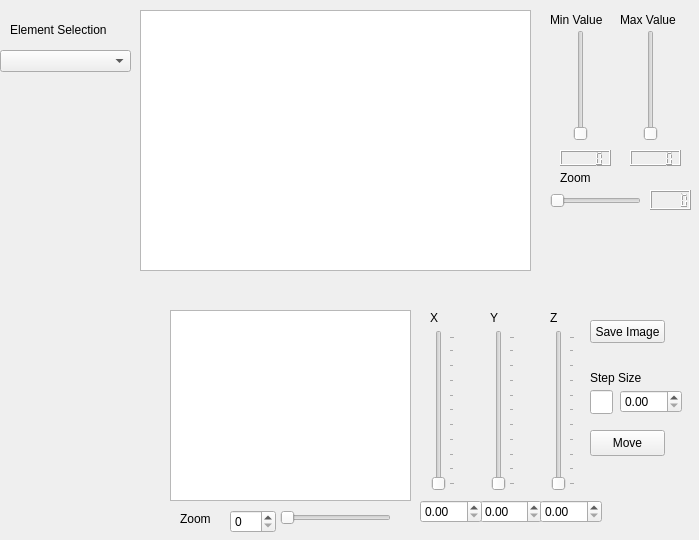
This is spectromicroscopy/Xp.ui in praxes/praxes as Qt 5 draws it before an edit. The edited form follows.
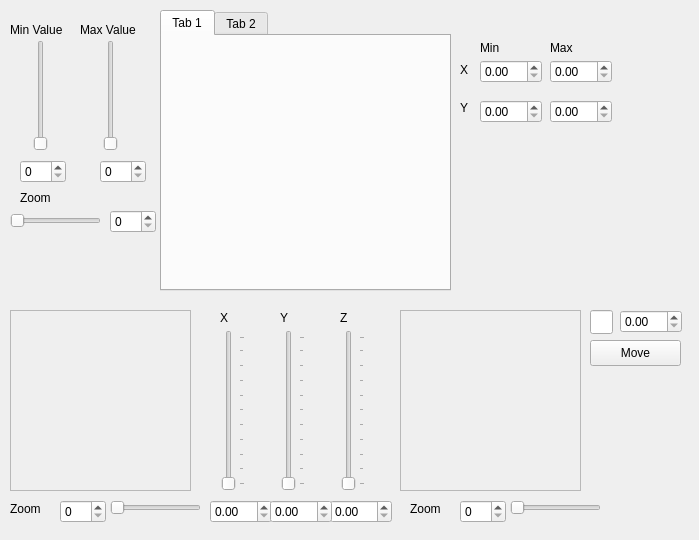
This is the edited form.

```diff
--- a/spectromicroscopy/Xp.ui
+++ b/spectromicroscopy/Xp.ui
@@ -13,47 +13,11 @@
    <string>MainWindow</string>
   </property>
   <widget class="QWidget" name="main" >
-   <widget class="QGraphicsView" name="Video" >
-    <property name="geometry" >
-     <rect>
-      <x>170</x>
-      <y>310</y>
-      <width>241</width>
-      <height>191</height>
-     </rect>
-    </property>
-    <property name="cursor" >
-     <cursor>2</cursor>
-    </property>
-   </widget>
-   <widget class="QLineEdit" name="Namer" >
-    <property name="geometry" >
-     <rect>
-      <x>590</x>
-      <y>390</y>
-      <width>23</width>
-      <height>24</height>
-     </rect>
-    </property>
-   </widget>
-   <widget class="QSlider" name="Zoomer" >
-    <property name="geometry" >
-     <rect>
-      <x>550</x>
-      <y>190</y>
-      <width>91</width>
-      <height>21</height>
-     </rect>
-    </property>
-    <property name="orientation" >
-     <enum>Qt::Horizontal</enum>
-    </property>
-   </widget>
    <widget class="QSpinBox" name="spinBox" >
     <property name="geometry" >
      <rect>
-      <x>230</x>
-      <y>510</y>
+      <x>60</x>
+      <y>500</y>
       <width>46</width>
       <height>23</height>
      </rect>
@@ -62,8 +26,8 @@
    <widget class="QLabel" name="label_8" >
     <property name="geometry" >
      <rect>
-      <x>180</x>
-      <y>510</y>
+      <x>10</x>
+      <y>500</y>
       <width>41</width>
       <height>17</height>
      </rect>
@@ -72,99 +36,11 @@
      <string>Zoom</string>
     </property>
    </widget>
-   <widget class="QLCDNumber" name="MinValeDisplay" >
-    <property name="geometry" >
-     <rect>
-      <x>560</x>
-      <y>150</y>
-      <width>51</width>
-      <height>16</height>
-     </rect>
-    </property>
-    <property name="segmentStyle" >
-     <enum>QLCDNumber::Filled</enum>
-    </property>
-   </widget>
-   <widget class="QSlider" name="MaxVal" >
-    <property name="geometry" >
-     <rect>
-      <x>640</x>
-      <y>30</y>
-      <width>21</width>
-      <height>111</height>
-     </rect>
-    </property>
-    <property name="orientation" >
-     <enum>Qt::Vertical</enum>
-    </property>
-   </widget>
-   <widget class="QDoubleSpinBox" name="Stepper" >
-    <property name="geometry" >
-     <rect>
-      <x>620</x>
-      <y>390</y>
-      <width>62</width>
-      <height>23</height>
-     </rect>
-    </property>
-   </widget>
-   <widget class="QLabel" name="label_9" >
-    <property name="geometry" >
-     <rect>
-      <x>590</x>
-      <y>370</y>
-      <width>53</width>
-      <height>16</height>
-     </rect>
-    </property>
-    <property name="text" >
-     <string>Step Size</string>
-    </property>
-   </widget>
-   <widget class="QLCDNumber" name="MaxValeDisplay" >
-    <property name="geometry" >
-     <rect>
-      <x>630</x>
-      <y>150</y>
-      <width>51</width>
-      <height>16</height>
-     </rect>
-    </property>
-    <property name="segmentStyle" >
-     <enum>QLCDNumber::Filled</enum>
-    </property>
-   </widget>
-   <widget class="QLCDNumber" name="lcdNumber" >
-    <property name="geometry" >
-     <rect>
-      <x>650</x>
-      <y>190</y>
-      <width>41</width>
-      <height>20</height>
-     </rect>
-    </property>
-    <property name="segmentStyle" >
-     <enum>QLCDNumber::Filled</enum>
-    </property>
-   </widget>
-   <widget class="QPushButton" name="TableMove" >
-    <property name="geometry" >
-     <rect>
-      <x>590</x>
-      <y>430</y>
-      <width>75</width>
-      <height>26</height>
-     </rect>
-    </property>
-    <property name="text" >
-     <string>Move</string>
-    </property>
-   </widget>
    <widget class="QLabel" name="label_2" >
     <property name="geometry" >
      <rect>
-      <x>550</x>
-      <y>10</y>
+      <x>10</x>
+      <y>20</y>
       <width>59</width>
       <height>20</height>
      </rect>
@@ -176,24 +52,11 @@
      <cstring>MinVal</cstring>
     </property>
    </widget>
-   <widget class="QSlider" name="MinVal" >
-    <property name="geometry" >
-     <rect>
-      <x>570</x>
-      <y>30</y>
-      <width>21</width>
-      <height>111</height>
-     </rect>
-    </property>
-    <property name="orientation" >
-     <enum>Qt::Vertical</enum>
-    </property>
-   </widget>
    <widget class="QLabel" name="label" >
     <property name="geometry" >
      <rect>
-      <x>620</x>
-      <y>10</y>
+      <x>80</x>
+      <y>20</y>
       <width>62</width>
       <height>20</height>
      </rect>
@@ -205,104 +68,10 @@
      <cstring>MaxVal</cstring>
     </property>
    </widget>
-   <widget class="QLabel" name="label_3" >
-    <property name="geometry" >
-     <rect>
-      <x>560</x>
-      <y>170</y>
-      <width>41</width>
-      <height>16</height>
-     </rect>
-    </property>
-    <property name="text" >
-     <string>Zoom</string>
-    </property>
-    <property name="buddy" >
-     <cstring>Zoomer</cstring>
-    </property>
-   </widget>
-   <widget class="QSlider" name="VidZoom" >
-    <property name="geometry" >
-     <rect>
-      <x>280</x>
-      <y>510</y>
-      <width>111</width>
-      <height>16</height>
-     </rect>
-    </property>
-    <property name="orientation" >
-     <enum>Qt::Horizontal</enum>
-    </property>
-   </widget>
-   <widget class="QPushButton" name="SaveImage" >
-    <property name="geometry" >
-     <rect>
-      <x>590</x>
-      <y>320</y>
-      <width>75</width>
-      <height>23</height>
-     </rect>
-    </property>
-    <property name="text" >
-     <string>Save Image</string>
-    </property>
-   </widget>
-   <widget class="QComboBox" name="Element" >
-    <property name="geometry" >
-     <rect>
-      <x>0</x>
-      <y>50</y>
-      <width>131</width>
-      <height>22</height>
-     </rect>
-    </property>
-   </widget>
-   <widget class="QLabel" name="label_4" >
-    <property name="geometry" >
-     <rect>
-      <x>10</x>
-      <y>20</y>
-      <width>121</width>
-      <height>20</height>
-     </rect>
-    </property>
-    <property name="text" >
-     <string>Element Selection </string>
-    </property>
-    <property name="buddy" >
-     <cstring>Element</cstring>
-    </property>
-   </widget>
-   <widget class="QLabel" name="label_5" >
-    <property name="geometry" >
-     <rect>
-      <x>430</x>
-      <y>310</y>
-      <width>16</width>
-      <height>16</height>
-     </rect>
-    </property>
-    <property name="text" >
-     <string>X</string>
-    </property>
-   </widget>
-   <widget class="QLabel" name="label_6" >
-    <property name="geometry" >
-     <rect>
-      <x>490</x>
-      <y>310</y>
-      <width>16</width>
-      <height>16</height>
-     </rect>
-    </property>
-    <property name="text" >
-     <string>Y</string>
-    </property>
-   </widget>
    <widget class="QLabel" name="label_7" >
     <property name="geometry" >
      <rect>
-      <x>550</x>
+      <x>340</x>
       <y>310</y>
       <width>16</width>
       <height>16</height>
@@ -312,64 +81,10 @@
      <string>Z</string>
     </property>
    </widget>
-   <widget class="QGraphicsView" name="PictureTube" >
-    <property name="geometry" >
-     <rect>
-      <x>140</x>
-      <y>10</y>
-      <width>391</width>
-      <height>261</height>
-     </rect>
-    </property>
-    <property name="cursor" >
-     <cursor>2</cursor>
-    </property>
-   </widget>
-   <widget class="QSlider" name="Xslide" >
-    <property name="geometry" >
-     <rect>
-      <x>430</x>
-      <y>330</y>
-      <width>25</width>
-      <height>161</height>
-     </rect>
-    </property>
-    <property name="singleStep" >
-     <number>1</number>
-    </property>
-    <property name="orientation" >
-     <enum>Qt::Vertical</enum>
-    </property>
-    <property name="tickPosition" >
-     <enum>QSlider::TicksBelow</enum>
-    </property>
-    <property name="tickInterval" >
-     <number>10</number>
-    </property>
-   </widget>
-   <widget class="QSlider" name="Yslide" >
-    <property name="geometry" >
-     <rect>
-      <x>490</x>
-      <y>330</y>
-      <width>25</width>
-      <height>161</height>
-     </rect>
-    </property>
-    <property name="orientation" >
-     <enum>Qt::Vertical</enum>
-    </property>
-    <property name="tickPosition" >
-     <enum>QSlider::TicksBelow</enum>
-    </property>
-    <property name="tickInterval" >
-     <number>10</number>
-    </property>
-   </widget>
    <widget class="QSlider" name="Zslide" >
     <property name="geometry" >
      <rect>
-      <x>550</x>
+      <x>340</x>
       <y>330</y>
       <width>25</width>
       <height>161</height>
@@ -385,23 +100,10 @@
      <number>10</number>
     </property>
    </widget>
-   <widget class="QDoubleSpinBox" name="SpinY" >
-    <property name="geometry" >
-     <rect>
-      <x>480</x>
-      <y>500</y>
-      <width>62</width>
-      <height>23</height>
-     </rect>
-    </property>
-    <property name="singleStep" >
-     <double>0.010000000000000</double>
-    </property>
-   </widget>
    <widget class="QDoubleSpinBox" name="SpinZ" >
     <property name="geometry" >
      <rect>
-      <x>540</x>
+      <x>330</x>
       <y>500</y>
       <width>62</width>
       <height>23</height>
@@ -414,7 +116,7 @@
    <widget class="QDoubleSpinBox" name="SpinX" >
     <property name="geometry" >
      <rect>
-      <x>420</x>
+      <x>210</x>
       <y>500</y>
       <width>62</width>
       <height>23</height>
@@ -424,6 +126,403 @@
      <double>0.010000000000000</double>
     </property>
    </widget>
+   <widget class="QLabel" name="label_5" >
+    <property name="geometry" >
+     <rect>
+      <x>220</x>
+      <y>310</y>
+      <width>16</width>
+      <height>16</height>
+     </rect>
+    </property>
+    <property name="text" >
+     <string>X</string>
+    </property>
+   </widget>
+   <widget class="QSlider" name="VidZoom" >
+    <property name="geometry" >
+     <rect>
+      <x>110</x>
+      <y>500</y>
+      <width>91</width>
+      <height>16</height>
+     </rect>
+    </property>
+    <property name="orientation" >
+     <enum>Qt::Horizontal</enum>
+    </property>
+   </widget>
+   <widget class="QDoubleSpinBox" name="SpinY" >
+    <property name="geometry" >
+     <rect>
+      <x>270</x>
+      <y>500</y>
+      <width>62</width>
+      <height>23</height>
+     </rect>
+    </property>
+    <property name="singleStep" >
+     <double>0.010000000000000</double>
+    </property>
+   </widget>
+   <widget class="QSlider" name="Yslide" >
+    <property name="geometry" >
+     <rect>
+      <x>280</x>
+      <y>330</y>
+      <width>25</width>
+      <height>161</height>
+     </rect>
+    </property>
+    <property name="orientation" >
+     <enum>Qt::Vertical</enum>
+    </property>
+    <property name="tickPosition" >
+     <enum>QSlider::TicksBelow</enum>
+    </property>
+    <property name="tickInterval" >
+     <number>10</number>
+    </property>
+   </widget>
+   <widget class="QLabel" name="label_6" >
+    <property name="geometry" >
+     <rect>
+      <x>280</x>
+      <y>310</y>
+      <width>16</width>
+      <height>16</height>
+     </rect>
+    </property>
+    <property name="text" >
+     <string>Y</string>
+    </property>
+   </widget>
+   <widget class="QSlider" name="MaxVal" >
+    <property name="geometry" >
+     <rect>
+      <x>100</x>
+      <y>40</y>
+      <width>21</width>
+      <height>111</height>
+     </rect>
+    </property>
+    <property name="orientation" >
+     <enum>Qt::Vertical</enum>
+    </property>
+   </widget>
+   <widget class="QTabWidget" name="tabWidget" >
+    <property name="geometry" >
+     <rect>
+      <x>160</x>
+      <y>10</y>
+      <width>291</width>
+      <height>281</height>
+     </rect>
+    </property>
+    <property name="currentIndex" >
+     <number>0</number>
+    </property>
+    <widget class="QWidget" name="tab" >
+     <attribute name="title" >
+      <string>Tab 1</string>
+     </attribute>
+    </widget>
+    <widget class="QWidget" name="tab_2" >
+     <attribute name="title" >
+      <string>Tab 2</string>
+     </attribute>
+    </widget>
+   </widget>
+   <widget class="QDoubleSpinBox" name="Ymin" >
+    <property name="geometry" >
+     <rect>
+      <x>480</x>
+      <y>100</y>
+      <width>62</width>
+      <height>23</height>
+     </rect>
+    </property>
+   </widget>
+   <widget class="QDoubleSpinBox" name="Xmin" >
+    <property name="geometry" >
+     <rect>
+      <x>480</x>
+      <y>60</y>
+      <width>62</width>
+      <height>23</height>
+     </rect>
+    </property>
+   </widget>
+   <widget class="QLabel" name="label_10" >
+    <property name="geometry" >
+     <rect>
+      <x>460</x>
+      <y>60</y>
+      <width>20</width>
+      <height>20</height>
+     </rect>
+    </property>
+    <property name="text" >
+     <string>X</string>
+    </property>
+   </widget>
+   <widget class="QLabel" name="label_11" >
+    <property name="geometry" >
+     <rect>
+      <x>460</x>
+      <y>100</y>
+      <width>16</width>
+      <height>16</height>
+     </rect>
+    </property>
+    <property name="text" >
+     <string>Y</string>
+    </property>
+   </widget>
+   <widget class="QLabel" name="label_4" >
+    <property name="geometry" >
+     <rect>
+      <x>480</x>
+      <y>40</y>
+      <width>52</width>
+      <height>16</height>
+     </rect>
+    </property>
+    <property name="text" >
+     <string>Min</string>
+    </property>
+   </widget>
+   <widget class="QDoubleSpinBox" name="Xmax" >
+    <property name="geometry" >
+     <rect>
+      <x>550</x>
+      <y>60</y>
+      <width>62</width>
+      <height>23</height>
+     </rect>
+    </property>
+   </widget>
+   <widget class="QLabel" name="label_9" >
+    <property name="geometry" >
+     <rect>
+      <x>550</x>
+      <y>40</y>
+      <width>52</width>
+      <height>16</height>
+     </rect>
+    </property>
+    <property name="text" >
+     <string>Max</string>
+    </property>
+   </widget>
+   <widget class="QFrame" name="frame_2" >
+    <property name="geometry" >
+     <rect>
+      <x>10</x>
+      <y>310</y>
+      <width>181</width>
+      <height>181</height>
+     </rect>
+    </property>
+    <property name="frameShape" >
+     <enum>QFrame::StyledPanel</enum>
+    </property>
+    <property name="frameShadow" >
+     <enum>QFrame::Raised</enum>
+    </property>
+   </widget>
+   <widget class="QSlider" name="MinVal" >
+    <property name="geometry" >
+     <rect>
+      <x>30</x>
+      <y>40</y>
+      <width>21</width>
+      <height>111</height>
+     </rect>
+    </property>
+    <property name="orientation" >
+     <enum>Qt::Vertical</enum>
+    </property>
+   </widget>
+   <widget class="QSpinBox" name="spinBox_3" >
+    <property name="geometry" >
+     <rect>
+      <x>20</x>
+      <y>160</y>
+      <width>46</width>
+      <height>23</height>
+     </rect>
+    </property>
+   </widget>
+   <widget class="QSpinBox" name="spinBox_4" >
+    <property name="geometry" >
+     <rect>
+      <x>100</x>
+      <y>160</y>
+      <width>46</width>
+      <height>23</height>
+     </rect>
+    </property>
+   </widget>
+   <widget class="QLabel" name="label_3" >
+    <property name="geometry" >
+     <rect>
+      <x>20</x>
+      <y>190</y>
+      <width>41</width>
+      <height>16</height>
+     </rect>
+    </property>
+    <property name="text" >
+     <string>Zoom</string>
+    </property>
+    <property name="buddy" >
+     <cstring>Zoomer</cstring>
+    </property>
+   </widget>
+   <widget class="QSpinBox" name="spinBox_2" >
+    <property name="geometry" >
+     <rect>
+      <x>110</x>
+      <y>210</y>
+      <width>46</width>
+      <height>23</height>
+     </rect>
+    </property>
+   </widget>
+   <widget class="QSlider" name="Xslide" >
+    <property name="geometry" >
+     <rect>
+      <x>220</x>
+      <y>330</y>
+      <width>25</width>
+      <height>161</height>
+     </rect>
+    </property>
+    <property name="singleStep" >
+     <number>1</number>
+    </property>
+    <property name="orientation" >
+     <enum>Qt::Vertical</enum>
+    </property>
+    <property name="tickPosition" >
+     <enum>QSlider::TicksBelow</enum>
+    </property>
+    <property name="tickInterval" >
+     <number>10</number>
+    </property>
+   </widget>
+   <widget class="QLabel" name="label_12" >
+    <property name="geometry" >
+     <rect>
+      <x>410</x>
+      <y>500</y>
+      <width>41</width>
+      <height>17</height>
+     </rect>
+    </property>
+    <property name="text" >
+     <string>Zoom</string>
+    </property>
+   </widget>
+   <widget class="QSlider" name="VidZoom_2" >
+    <property name="geometry" >
+     <rect>
+      <x>510</x>
+      <y>500</y>
+      <width>91</width>
+      <height>16</height>
+     </rect>
+    </property>
+    <property name="orientation" >
+     <enum>Qt::Horizontal</enum>
+    </property>
+   </widget>
+   <widget class="QSpinBox" name="spinBox_5" >
+    <property name="geometry" >
+     <rect>
+      <x>460</x>
+      <y>500</y>
+      <width>46</width>
+      <height>23</height>
+     </rect>
+    </property>
+   </widget>
+   <widget class="QSlider" name="Zoomer" >
+    <property name="geometry" >
+     <rect>
+      <x>10</x>
+      <y>210</y>
+      <width>91</width>
+      <height>21</height>
+     </rect>
+    </property>
+    <property name="orientation" >
+     <enum>Qt::Horizontal</enum>
+    </property>
+   </widget>
+   <widget class="QDoubleSpinBox" name="Ymax" >
+    <property name="geometry" >
+     <rect>
+      <x>550</x>
+      <y>100</y>
+      <width>62</width>
+      <height>23</height>
+     </rect>
+    </property>
+   </widget>
+   <widget class="QDoubleSpinBox" name="Stepper" >
+    <property name="geometry" >
+     <rect>
+      <x>620</x>
+      <y>310</y>
+      <width>62</width>
+      <height>23</height>
+     </rect>
+    </property>
+   </widget>
+   <widget class="QPushButton" name="Mv" >
+    <property name="geometry" >
+     <rect>
+      <x>590</x>
+      <y>340</y>
+      <width>91</width>
+      <height>26</height>
+     </rect>
+    </property>
+    <property name="text" >
+     <string>Move</string>
+    </property>
+   </widget>
+   <widget class="QLineEdit" name="Namer" >
+    <property name="geometry" >
+     <rect>
+      <x>590</x>
+      <y>310</y>
+      <width>23</width>
+      <height>24</height>
+     </rect>
+    </property>
+    <property name="maxLength" >
+     <number>1</number>
+    </property>
+   </widget>
+   <widget class="QFrame" name="frame" >
+    <property name="geometry" >
+     <rect>
+      <x>400</x>
+      <y>310</y>
+      <width>181</width>
+      <height>181</height>
+     </rect>
+    </property>
+    <property name="frameShape" >
+     <enum>QFrame::StyledPanel</enum>
+    </property>
+    <property name="frameShadow" >
+     <enum>QFrame::Raised</enum>
+    </property>
+   </widget>
   </widget>
  </widget>
  <resources/>
```
Left out of the diff: 115 changed lines with no effect on the pictures.
